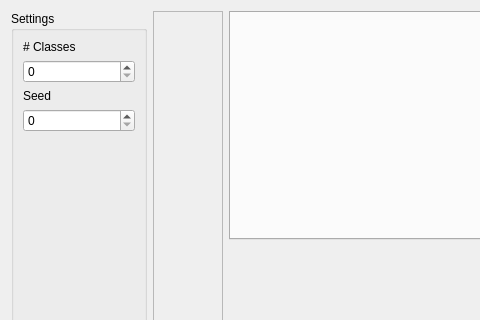
pbertoni89/piggy-bank, file piggy_bank/ui/classes.ui: the form before one commit; both pictures show x 0 to 480 and y 0 to 320 of the 917 by 479 pixel window.
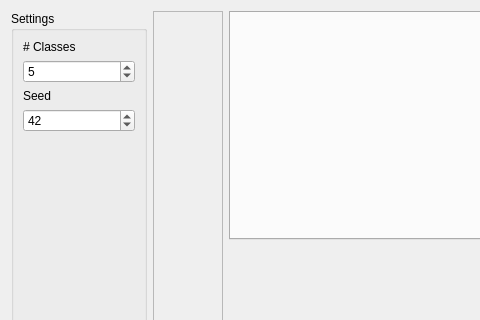
The form after the commit.

Commit message: Automatic classes: sentence-embedding clustering of unclassified movements

What changed in the file:
```diff
--- a/piggy_bank/ui/classes.ui
+++ b/piggy_bank/ui/classes.ui
@@ -30,7 +30,11 @@
          </widget>
         </item>
         <item>
-         <widget class="QSpinBox" name="qsb_settings_classes_num"/>
+         <widget class="QSpinBox" name="qsb_settings_classes_num">
+          <property name="value">
+           <number>5</number>
+          </property>
+         </widget>
         </item>
         <item>
          <widget class="QLabel" name="label_3">
@@ -40,7 +44,11 @@
          </widget>
         </item>
         <item>
-         <widget class="QSpinBox" name="qsb_settings_seed"/>
+         <widget class="QSpinBox" name="qsb_settings_seed">
+          <property name="value">
+           <number>42</number>
+          </property>
+         </widget>
         </item>
         <item>
          <spacer name="verticalSpacer_2">
```
The commit also changes 11 other files.
